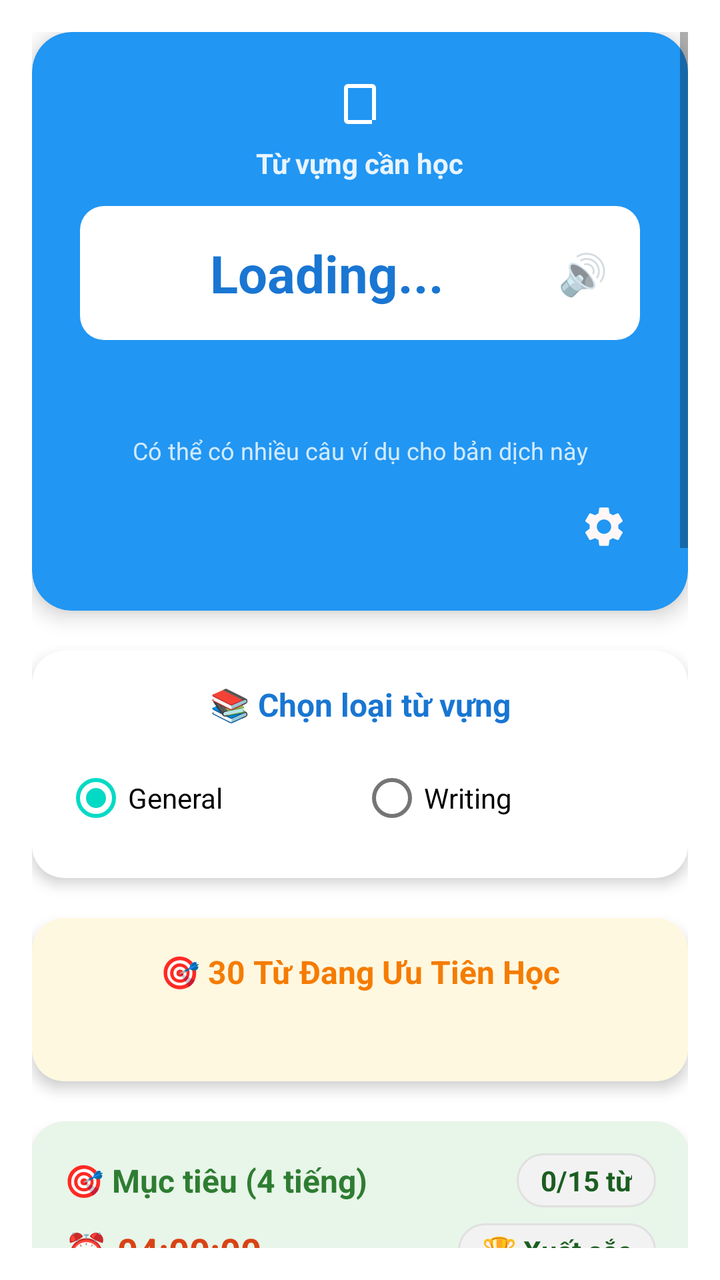
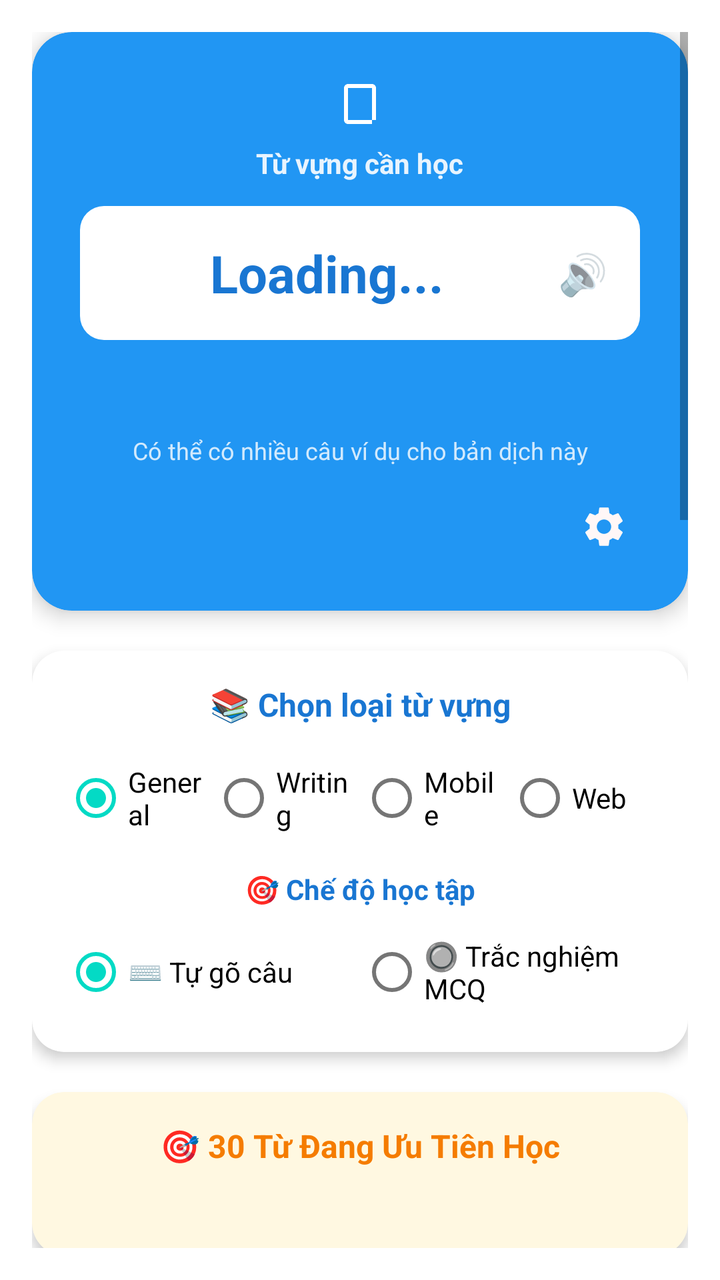

The first picture is an Android layout as it rendered before a commit; the second is the same layout after the commit. The layout source and the unified diff follow.
<!-- AndroidManifest.xml: application theme Theme.SpecialEnglishLearningApp -->
<!-- res/layout/fragment_learn.xml -->
<?xml version="1.0" encoding="utf-8"?>
<ScrollView xmlns:android="http://schemas.android.com/apk/res/android"
    xmlns:app="http://schemas.android.com/apk/res-auto"
    android:layout_width="match_parent"
    android:layout_height="match_parent"
    android:background="@android:color/white"
    android:padding="16dp">

    <LinearLayout
        android:layout_width="match_parent"
        android:layout_height="wrap_content"
        android:orientation="vertical">

        
        <com.google.android.material.card.MaterialCardView
            android:layout_width="match_parent"
            android:layout_height="wrap_content"
            android:layout_marginBottom="20dp"
            app:cardCornerRadius="20dp"
            app:cardElevation="6dp"
            app:cardBackgroundColor="@color/blue_500">

            <LinearLayout
                android:layout_width="match_parent"
                android:layout_height="wrap_content"
                android:orientation="vertical"
                android:padding="24dp"
                android:gravity="center">

                <ImageView
                    android:layout_width="24dp"
                    android:layout_height="24dp"
                    android:layout_marginBottom="8dp"
                    app:tint="@android:color/white"
                    app:srcCompat="@drawable/ic_book" />

                <TextView
                    android:layout_width="wrap_content"
                    android:layout_height="wrap_content"
                    android:text="Từ vựng cần học"
                    android:textSize="14sp"
                    android:textColor="@android:color/white"
                    android:textStyle="bold"
                    android:alpha="0.9"
                    android:layout_marginBottom="12dp" />

                <LinearLayout
                    android:layout_width="match_parent"
                    android:layout_height="wrap_content"
                    android:orientation="horizontal"
                    android:gravity="center"
                    android:background="@drawable/bg_header_chip"
                    android:padding="16dp">

                    <TextView
                        android:id="@+id/textWord"
                        android:layout_width="0dp"
                        android:layout_height="wrap_content"
                        android:layout_weight="1"
                        android:text="Loading..."
                        android:textSize="26sp"
                        android:textStyle="bold"
                        android:gravity="center"
                        android:textColor="@color/blue_700"
                        android:clickable="true"
                        android:focusable="true" />

                    <TextView
                        android:layout_width="wrap_content"
                        android:layout_height="wrap_content"
                        android:text="🔊"
                        android:textSize="20sp"
                        android:layout_marginStart="8dp" />

                </LinearLayout>

                <TextView
                    android:id="@+id/textWordVi"
                    android:layout_width="match_parent"
                    android:layout_height="wrap_content"
                    android:layout_marginTop="12dp"
                    android:textSize="20sp"
                    android:textStyle="italic"
                    android:gravity="center"
                    android:textColor="@color/white"/>

                <TextView
                    android:id="@+id/textExamplesInfo"
                    android:layout_width="match_parent"
                    android:layout_height="wrap_content"
                    android:layout_marginTop="8dp"
                    android:textSize="12sp"
                    android:gravity="center"
                    android:textColor="@color/white"
                    android:alpha="0.8"
                    android:text="Có thể có nhiều câu ví dụ cho bản dịch này"/>

                <ImageView
                    android:id="@+id/buttonSettings"
                    android:layout_width="36dp"
                    android:layout_height="36dp"
                    android:layout_marginTop="12dp"
                    android:layout_gravity="end"
                    android:clickable="true"
                    android:focusable="true"
                    android:padding="6dp"
                    android:src="@drawable/baseline_settings_24"/>

            </LinearLayout>

        </com.google.android.material.card.MaterialCardView>

        
        <com.google.android.material.card.MaterialCardView
            android:layout_width="match_parent"
            android:layout_height="wrap_content"
            android:layout_marginBottom="20dp"
            app:cardCornerRadius="16dp"
            app:cardElevation="4dp"
            app:cardBackgroundColor="@android:color/white">

            <LinearLayout
                android:layout_width="match_parent"
                android:layout_height="wrap_content"
                android:orientation="vertical"
                android:padding="16dp">

                <TextView
                    android:layout_width="match_parent"
                    android:layout_height="wrap_content"
                    android:text="📚 Chọn loại từ vựng"
                    android:textSize="16sp"
                    android:textStyle="bold"
                    android:textColor="@color/blue_700"
                    android:layout_marginBottom="12dp"
                    android:gravity="center" />

                <RadioGroup
                    android:id="@+id/radioGroupCategory"
                    android:layout_width="match_parent"
                    android:layout_height="wrap_content"
                    android:orientation="horizontal"
                    android:gravity="center">

                    <RadioButton
                        android:id="@+id/radioGeneral"
                        android:layout_width="0dp"
                        android:layout_height="wrap_content"
                        android:layout_weight="1"
                        android:text="General"
                        android:checked="true" />

                    <RadioButton
                        android:id="@+id/radioWriting"
                        android:layout_width="0dp"
                        android:layout_height="wrap_content"
                        android:layout_weight="1"
                        android:text="Writing" />

                </RadioGroup>

            </LinearLayout>

        </com.google.android.material.card.MaterialCardView>

        
        <com.google.android.material.card.MaterialCardView
            android:layout_width="match_parent"
            android:layout_height="wrap_content"
            android:layout_marginBottom="20dp"
            app:cardCornerRadius="16dp"
            app:cardElevation="4dp"
            app:cardBackgroundColor="#FFF8E1">

            <LinearLayout
                android:layout_width="match_parent"
                android:layout_height="wrap_content"
                android:orientation="vertical"
                android:padding="16dp">

                <TextView
                    android:layout_width="match_parent"
                    android:layout_height="wrap_content"
                    android:text="🎯 30 Từ Đang Ưu Tiên Học"
                    android:textSize="16sp"
                    android:textStyle="bold"
                    android:textColor="#F57C00"
                    android:layout_marginBottom="12dp"
                    android:gravity="center" />

                <androidx.recyclerview.widget.RecyclerView
                    android:id="@+id/recyclerViewWordQueue"
                    android:layout_width="match_parent" 
                    android:layout_height="wrap_content"
                    android:nestedScrollingEnabled="true"
                    android:textSize="18sp"
                    android:padding="8dp"/>

            </LinearLayout>

        </com.google.android.material.card.MaterialCardView>

        
        <com.google.android.material.card.MaterialCardView
            android:layout_width="match_parent"
            android:layout_height="wrap_content"
            android:layout_marginBottom="20dp"
            app:cardCornerRadius="16dp"
            app:cardElevation="4dp"
            app:cardBackgroundColor="#E8F5E9">

            <LinearLayout
                android:layout_width="match_parent"
                android:layout_height="wrap_content"
                android:orientation="vertical"
                android:padding="16dp">

                <LinearLayout
                    android:layout_width="match_parent"
                    android:layout_height="wrap_content"
                    android:orientation="horizontal"
                    android:gravity="center_vertical"
                    android:layout_marginBottom="8dp">

                    <TextView
                        android:layout_width="0dp"
                        android:layout_height="wrap_content"
                        android:layout_weight="1"
                        android:text="🎯 Mục tiêu (4 tiếng)"
                        android:textSize="16sp"
                        android:textStyle="bold"
                        android:textColor="#2E7D32" />

                    <TextView
                        android:id="@+id/textDailyGoal"
                        android:layout_width="wrap_content"
                        android:layout_height="wrap_content"
                        android:text="0/15 từ"
                        android:textSize="14sp"
                        android:textStyle="bold"
                        android:textColor="#1B5E20"
                        android:paddingLeft="12dp"
                        android:paddingRight="12dp"
                        android:paddingTop="4dp"
                        android:paddingBottom="4dp"
                        android:background="@drawable/bg_progress_pill"
                        android:clickable="true"
                        android:focusable="true" />

                </LinearLayout>

                <LinearLayout
                    android:layout_width="match_parent"
                    android:layout_height="wrap_content"
                    android:orientation="horizontal"
                    android:gravity="center_vertical"
                    android:layout_marginBottom="12dp">

                    <TextView
                        android:id="@+id/textCountdown"
                        android:layout_width="0dp"
                        android:layout_height="wrap_content"
                        android:layout_weight="1"
                        android:text="⏰ 04:00:00"
                        android:textSize="18sp"
                        android:textStyle="bold"
                        android:textColor="#D84315" />

                    <TextView
                        android:id="@+id/textLevel"
                        android:layout_width="wrap_content"
                        android:layout_height="wrap_content"
                        android:text="🏆 Xuất sắc"
                        android:textSize="14sp"
                        android:textStyle="bold"
                        android:textColor="#1B5E20"
                        android:paddingLeft="12dp"
                        android:paddingRight="12dp"
                        android:paddingTop="4dp"
                        android:paddingBottom="4dp"
                        android:background="@drawable/bg_progress_pill"
                        android:clickable="true"
                        android:focusable="true" />

                </LinearLayout>

                <ProgressBar
                    android:id="@+id/progressBarDaily"
                    style="?android:attr/progressBarStyleHorizontal"
                    android:layout_width="match_parent"
                    android:layout_height="12dp"
                    android:progressTint="#4CAF50"
                    android:progressBackgroundTint="#C8E6C9"
                    android:max="100"
                    android:progress="0" />

                <TextView
                    android:id="@+id/textDailyProgress"
                    android:layout_width="match_parent"
                    android:layout_height="wrap_content"
                    android:layout_marginTop="8dp"
                    android:text="Còn 15 từ nữa để hoàn thành mục tiêu!"
                    android:textSize="12sp"
                    android:textColor="#388E3C"
                    android:gravity="center" />

            </LinearLayout>

        </com.google.android.material.card.MaterialCardView>

        
        <com.google.android.material.card.MaterialCardView
            android:layout_width="match_parent"
            android:layout_height="wrap_content"
            android:layout_marginBottom="20dp"
            app:cardCornerRadius="16dp"
            app:cardElevation="4dp"
            app:cardBackgroundColor="@android:color/white">

            <LinearLayout
                android:layout_width="match_parent"
                android:layout_height="wrap_content"
                android:orientation="vertical"
                android:padding="16dp"
                android:gravity="center">

                <ImageView
                    android:layout_width="20dp"
                    android:layout_height="20dp"
                    android:layout_marginBottom="8dp"
                    app:srcCompat="@drawable/ic_chart" />

                <TextView
                    android:id="@+id/textProgress"
                    android:layout_width="wrap_content"
                    android:layout_height="wrap_content"
                    android:text="Đã hoàn thành: 0/0"
                    android:textSize="14sp"
                    android:textStyle="bold"
                    android:textColor="@color/blue_700"
                    android:paddingLeft="12dp"
                    android:paddingRight="12dp"
                    android:paddingTop="6dp"
                    android:paddingBottom="6dp"
                    android:background="@drawable/bg_progress_pill" />

            </LinearLayout>

        </com.google.android.material.card.MaterialCardView>

        
        <com.google.android.material.card.MaterialCardView
            android:layout_width="match_parent"
            android:layout_height="wrap_content"
            android:layout_marginBottom="20dp"
            app:cardCornerRadius="16dp"
            app:cardElevation="4dp"
            app:cardBackgroundColor="@android:color/white">

            <LinearLayout
                android:layout_width="match_parent"
                android:layout_height="wrap_content"
                android:orientation="vertical"
                android:padding="20dp">

                <TextView
                    android:layout_width="wrap_content"
                    android:layout_height="wrap_content"
                    android:text="✍️"
                    android:textSize="20sp"
                    android:layout_marginBottom="8dp" />

                <com.google.android.material.textfield.TextInputLayout
                    android:layout_width="match_parent"
                    android:layout_height="wrap_content"
                    android:hint="@string/example_placeholder">

                    <com.google.android.material.textfield.TextInputEditText
                        android:id="@+id/editTextAnswer"
                        android:layout_width="match_parent"
                        android:layout_height="200dp"
                        android:inputType="textMultiLine"
                        android:minLines="1"
                        android:textSize="16sp" />

                </com.google.android.material.textfield.TextInputLayout>

            </LinearLayout>

        </com.google.android.material.card.MaterialCardView>

        
        <com.google.android.material.card.MaterialCardView
            android:layout_width="match_parent"
            android:layout_height="wrap_content"
            android:layout_marginBottom="20dp"
            app:cardCornerRadius="16dp"
            app:cardElevation="4dp"
            app:cardBackgroundColor="@android:color/white">

            <LinearLayout
                android:layout_width="match_parent"
                android:layout_height="wrap_content"
                android:orientation="vertical"
                android:padding="20dp">

                <LinearLayout
                    android:layout_width="match_parent"
                    android:layout_height="wrap_content"
                    android:orientation="horizontal"
                    android:layout_marginBottom="12dp">

                    <TextView
                        android:id="@+id/buttonCheck"
                        android:layout_width="0dp"
                        android:layout_height="56dp"
                        android:layout_weight="1"
                        android:text="@string/check"
                        android:textSize="16sp"
                        android:textStyle="bold"
                        android:gravity="center"
                        android:background="@drawable/button_primary"
                        android:textColor="@color/white"
                        android:layout_marginEnd="8dp"
                        android:clickable="true"
                        android:focusable="true" />

                    <TextView
                        android:id="@+id/buttonSkip"
                        android:layout_width="0dp"
                        android:layout_height="56dp"
                        android:layout_weight="1"
                        android:text="@string/skip"
                        android:textSize="16sp"
                        android:gravity="center"
                        android:background="@drawable/button_secondary"
                        android:textColor="@color/white"
                        android:layout_marginStart="8dp"
                        android:clickable="true"
                        android:focusable="true" />

                </LinearLayout>

                <TextView
                    android:id="@+id/buttonNext"
                    android:layout_width="match_parent"
                    android:layout_height="56dp"
                    android:text="@string/next"
                    android:textSize="16sp"
                    android:textStyle="bold"
                    android:gravity="center"
                    android:background="@drawable/button_primary"
                    android:textColor="@color/white"
                    android:enabled="false"
                    android:clickable="true"
                    android:focusable="true" />

            </LinearLayout>

        </com.google.android.material.card.MaterialCardView>

        
        <com.google.android.material.card.MaterialCardView
            android:id="@+id/cardErrorDetails"
            android:layout_width="match_parent"
            android:layout_height="wrap_content"
            android:layout_marginBottom="20dp"
            app:cardCornerRadius="16dp"
            app:cardElevation="4dp"
            app:cardBackgroundColor="@android:color/white"
            android:visibility="gone">

            <LinearLayout
                android:layout_width="match_parent"
                android:layout_height="wrap_content"
                android:orientation="vertical"
                android:padding="20dp">

                <TextView
                    android:layout_width="wrap_content"
                    android:layout_height="wrap_content"
                    android:text="🔍"
                    android:textSize="20sp"
                    android:layout_marginBottom="8dp" />

                <TextView
                    android:layout_width="match_parent"
                    android:layout_height="wrap_content"
                    android:text="Chi tiết lỗi:"
                    android:textSize="16sp"
                    android:textStyle="bold"
                    android:textColor="@android:color/holo_red_dark"
                    android:layout_marginBottom="8dp" />

                <TextView
                    android:id="@+id/textErrorDetails"
                    android:layout_width="match_parent"
                    android:layout_height="wrap_content"
                    android:text=""
                    android:textSize="14sp"
                    android:textColor="?android:attr/textColorSecondary"
                    android:lineSpacingExtra="4dp" />

                <TextView
                    android:id="@+id/textCorrectAnswer"
                    android:layout_width="match_parent"
                    android:layout_height="wrap_content"
                    android:text=""
                    android:textSize="14sp"
                    android:textColor="@android:color/holo_green_dark"
                    android:textStyle="bold"
                    android:layout_marginTop="8dp"
                    android:lineSpacingExtra="4dp" />

            </LinearLayout>

        </com.google.android.material.card.MaterialCardView>

        
        <com.google.android.material.card.MaterialCardView
            android:layout_width="match_parent"
            android:layout_height="wrap_content"
            app:cardCornerRadius="16dp"
            app:cardElevation="2dp"
            app:cardBackgroundColor="@android:color/white">

            <LinearLayout
                android:layout_width="match_parent"
                android:layout_height="wrap_content"
                android:orientation="vertical"
                android:padding="20dp">

                <TextView
                    android:layout_width="wrap_content"
                    android:layout_height="wrap_content"
                    android:text="💡"
                    android:textSize="20sp"
                    android:layout_marginBottom="8dp" />

                <TextView
                    android:layout_width="match_parent"
                    android:layout_height="wrap_content"
                    android:text="@string/instructions"
                    android:textSize="14sp"
                    android:textColor="?android:attr/textColorSecondary"
                    android:lineSpacingExtra="4dp" />

            </LinearLayout>

        </com.google.android.material.card.MaterialCardView>

    </LinearLayout>

</ScrollView>
<!-- resources referenced by this layout -->
<resources>
  <color name="blue_500">#FF2196F3</color>
  <color name="blue_700">#FF1976D2</color>
  <color name="white">#FFFFFFFF</color>
  <!-- drawable bg_header_chip (drawable) -->
  <?xml version="1.0" encoding="utf-8"?>
  <shape xmlns:android="http://schemas.android.com/apk/res/android"
      android:shape="rectangle">
      <corners android:radius="12dp" />
      <solid android:color="@android:color/white" />
  </shape>
  <!-- drawable bg_progress_pill (drawable) -->
  <?xml version="1.0" encoding="utf-8"?>
  <shape xmlns:android="http://schemas.android.com/apk/res/android"
      android:shape="rectangle">
      <corners android:radius="16dp" />
      <solid android:color="#F2F2F2" />
      <stroke android:width="1dp" android:color="#E0E0E0" />
  </shape>
  <!-- drawable button_primary (drawable) -->
  <?xml version="1.0" encoding="utf-8"?>
  <selector xmlns:android="http://schemas.android.com/apk/res/android">
      <item android:state_pressed="true">
          <shape android:shape="rectangle">
              <corners android:radius="12dp" />
              <solid android:color="@color/blue_500" />
          </shape>
      </item>
      <item>
          <shape android:shape="rectangle">
              <corners android:radius="12dp" />
              <solid android:color="@color/blue_500" />
          </shape>
      </item>
  </selector>
  <!-- drawable button_secondary (drawable) -->
  <?xml version="1.0" encoding="utf-8"?>
  <selector xmlns:android="http://schemas.android.com/apk/res/android">
      <item android:state_pressed="true">
          <shape android:shape="rectangle">
              <corners android:radius="12dp" />
              <solid android:color="@color/gray_700" />
          </shape>
      </item>
      <item>
          <shape android:shape="rectangle">
              <corners android:radius="12dp" />
              <solid android:color="@color/gray_500" />
          </shape>
      </item>
  </selector>
  <!-- drawable ic_book (drawable) -->
  <?xml version="1.0" encoding="utf-8"?>
  <vector xmlns:android="http://schemas.android.com/apk/res/android"
      android:width="24dp"
      android:height="24dp"
      android:viewportWidth="24"
      android:viewportHeight="24"
      android:tint="@android:color/white">
      <path
          android:fillColor="@android:color/white"
          android:pathData="M18,2H6C4.9,2 4,2.9 4,4v16c0,1.1 0.9,2 2,2h12v-2H6V4h12v16h2V4C20,2.9 19.1,2 18,2z"/>
  </vector>
  <!-- drawable ic_chart (drawable) -->
  <?xml version="1.0" encoding="utf-8"?>
  <vector xmlns:android="http://schemas.android.com/apk/res/android"
      android:width="24dp"
      android:height="24dp"
      android:viewportWidth="24"
      android:viewportHeight="24"
      android:tint="?attr/colorPrimary">
      <path
          android:fillColor="?attr/colorPrimary"
          android:pathData="M3,3h2v18H3V3zm4,10h2v8H7v-8zm4,-6h2v14h-2V7zm4,4h2v10h-2V11zm4,-8h2v18h-2V3z"/>
  </vector>
  <string name="check">Kiểm tra</string>
  <string name="example_placeholder">Nhập câu ví dụ…</string>
  <string name="instructions">Hướng dẫn:\n• Nhập chính xác câu ví dụ cho từ vựng\n• Phải khớp hoàn toàn từng dấu chấm, dấu phẩy\n• Hoàn thành tất cả ví dụ để chuyển sang từ tiếp theo</string>
  <string name="next">Từ tiếp theo</string>
  <string name="skip">Bỏ qua</string>
  <color name="gray_700">#FF616161</color>
  <color name="gray_500">#FF9E9E9E</color>
  <color name="purple_500">#FF6200EE</color>
  <color name="purple_700">#FF3700B3</color>
  <color name="teal_200">#FF03DAC5</color>
  <color name="teal_700">#FF018786</color>
  <color name="black">#FF000000</color>
  <!-- unchanged entries left out for length: 2 -->
</resources>

<!-- the commit's change to res/layout/fragment_learn.xml (unified diff, before → after) -->
@@ -156,6 +156,55 @@
                         android:layout_height="wrap_content"
                         android:layout_weight="1"
                         android:text="Writing" />
+
+                    <RadioButton
+                        android:id="@+id/radioMobile"
+                        android:layout_width="0dp"
+                        android:layout_height="wrap_content"
+                        android:layout_weight="1"
+                        android:text="Mobile" />
+
+                    <RadioButton
+                        android:id="@+id/radioWeb"
+                        android:layout_width="0dp"
+                        android:layout_height="wrap_content"
+                        android:layout_weight="1"
+                        android:text="Web" />
+
+                </RadioGroup>
+
+                <TextView
+                    android:layout_width="match_parent"
+                    android:layout_height="wrap_content"
+                    android:text="🎯 Chế độ học tập"
+                    android:textSize="14sp"
+                    android:textStyle="bold"
+                    android:textColor="@color/blue_700"
+                    android:layout_marginTop="12dp"
+                    android:layout_marginBottom="8dp"
+                    android:gravity="center" />
+
+                <RadioGroup
+                    android:id="@+id/radioGroupStudyMode"
+                    android:layout_width="match_parent"
+                    android:layout_height="wrap_content"
+                    android:orientation="horizontal"
+                    android:gravity="center">
+
+                    <RadioButton
+                        android:id="@+id/radioModeType"
+                        android:layout_width="0dp"
+                        android:layout_height="wrap_content"
+                        android:layout_weight="1"
+                        android:text="⌨️ Tự gõ câu"
+                        android:checked="true" />
+
+                    <RadioButton
+                        android:id="@+id/radioModeMcq"
+                        android:layout_width="0dp"
+                        android:layout_height="wrap_content"
+                        android:layout_weight="1"
+                        android:text="🔘 Trắc nghiệm MCQ" />
 
                 </RadioGroup>
 
@@ -350,6 +399,7 @@
 
         
         <com.google.android.material.card.MaterialCardView
+            android:id="@+id/cardInput"
             android:layout_width="match_parent"
             android:layout_height="wrap_content"
             android:layout_marginBottom="20dp"
@@ -384,6 +434,83 @@
                         android:textSize="16sp" />
 
                 </com.google.android.material.textfield.TextInputLayout>
+
+            </LinearLayout>
+
+        </com.google.android.material.card.MaterialCardView>
+
+        
+        <com.google.android.material.card.MaterialCardView
+            android:id="@+id/cardMcqContainer"
+            android:layout_width="match_parent"
+            android:layout_height="wrap_content"
+            android:layout_marginBottom="20dp"
+            android:visibility="gone"
+            app:cardCornerRadius="16dp"
+            app:cardElevation="4dp"
+            app:cardBackgroundColor="@android:color/white">
+
+            <LinearLayout
+                android:layout_width="match_parent"
+                android:layout_height="wrap_content"
+                android:orientation="vertical"
+                android:padding="20dp">
+
+                <TextView
+                    android:layout_width="wrap_content"
+                    android:layout_height="wrap_content"
+                    android:text="🔘 Chọn đáp án đúng (Nhấn Enter hoặc chọn đáp án):"
+                    android:textSize="14sp"
+                    android:textStyle="bold"
+                    android:textColor="@color/blue_700"
+                    android:layout_marginBottom="12dp" />
+
+                <Button
+                    android:id="@+id/buttonMcqOptionA"
+                    style="?attr/materialButtonOutlinedStyle"
+                    android:layout_width="match_parent"
+                    android:layout_height="wrap_content"
+                    android:layout_marginBottom="8dp"
+                    android:gravity="start|center_vertical"
+                    android:padding="12dp"
+                    android:text="A. Option A"
+                    android:textAllCaps="false"
+                    android:textSize="14sp" />
+
+                <Button
+                    android:id="@+id/buttonMcqOptionB"
+                    style="?attr/materialButtonOutlinedStyle"
+                    android:layout_width="match_parent"
+                    android:layout_height="wrap_content"
+                    android:layout_marginBottom="8dp"
+                    android:gravity="start|center_vertical"
+                    android:padding="12dp"
+                    android:text="B. Option B"
+                    android:textAllCaps="false"
+                    android:textSize="14sp" />
+
+                <Button
+                    android:id="@+id/buttonMcqOptionC"
+                    style="?attr/materialButtonOutlinedStyle"
+                    android:layout_width="match_parent"
+                    android:layout_height="wrap_content"
+                    android:layout_marginBottom="8dp"
+                    android:gravity="start|center_vertical"
+                    android:padding="12dp"
+                    android:text="C. Option C"
+                    android:textAllCaps="false"
+                    android:textSize="14sp" />
+
+                <Button
+                    android:id="@+id/buttonMcqOptionD"
+                    style="?attr/materialButtonOutlinedStyle"
+                    android:layout_width="match_parent"
+                    android:layout_height="wrap_content"
+                    android:gravity="start|center_vertical"
+                    android:padding="12dp"
+                    android:text="D. Option D"
+                    android:textAllCaps="false"
+                    android:textSize="14sp" />
 
             </LinearLayout>
 
